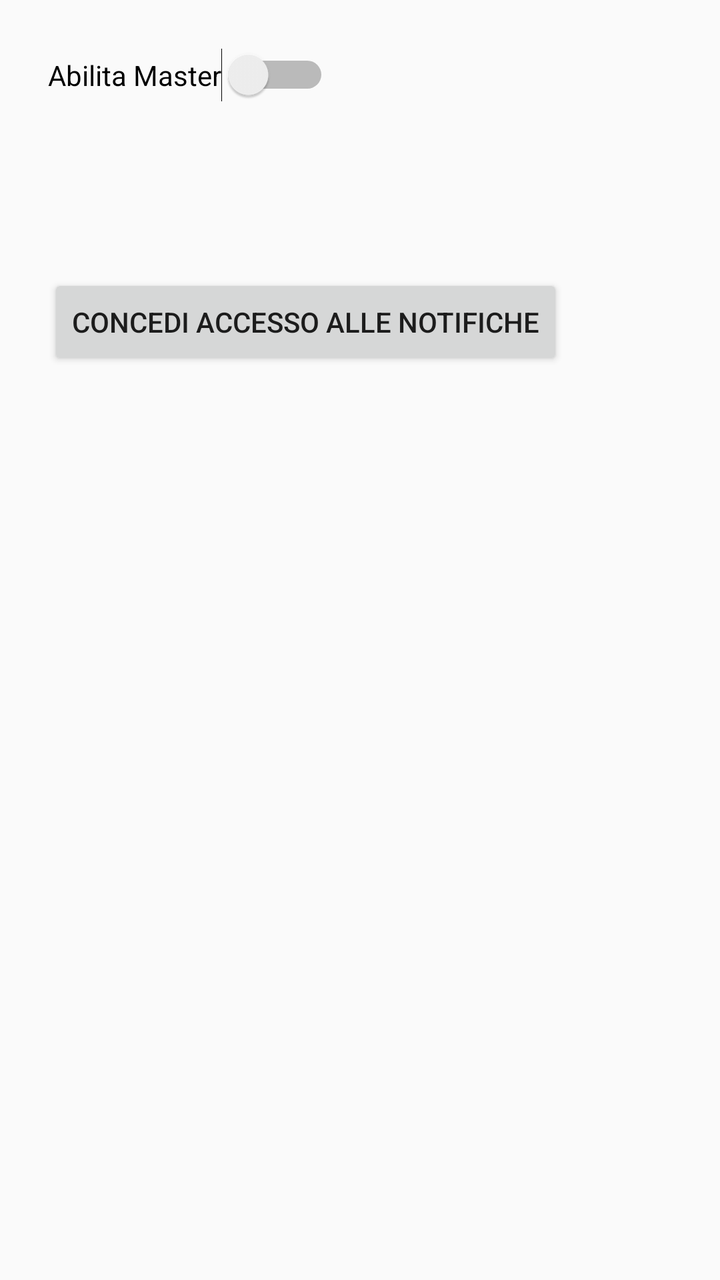
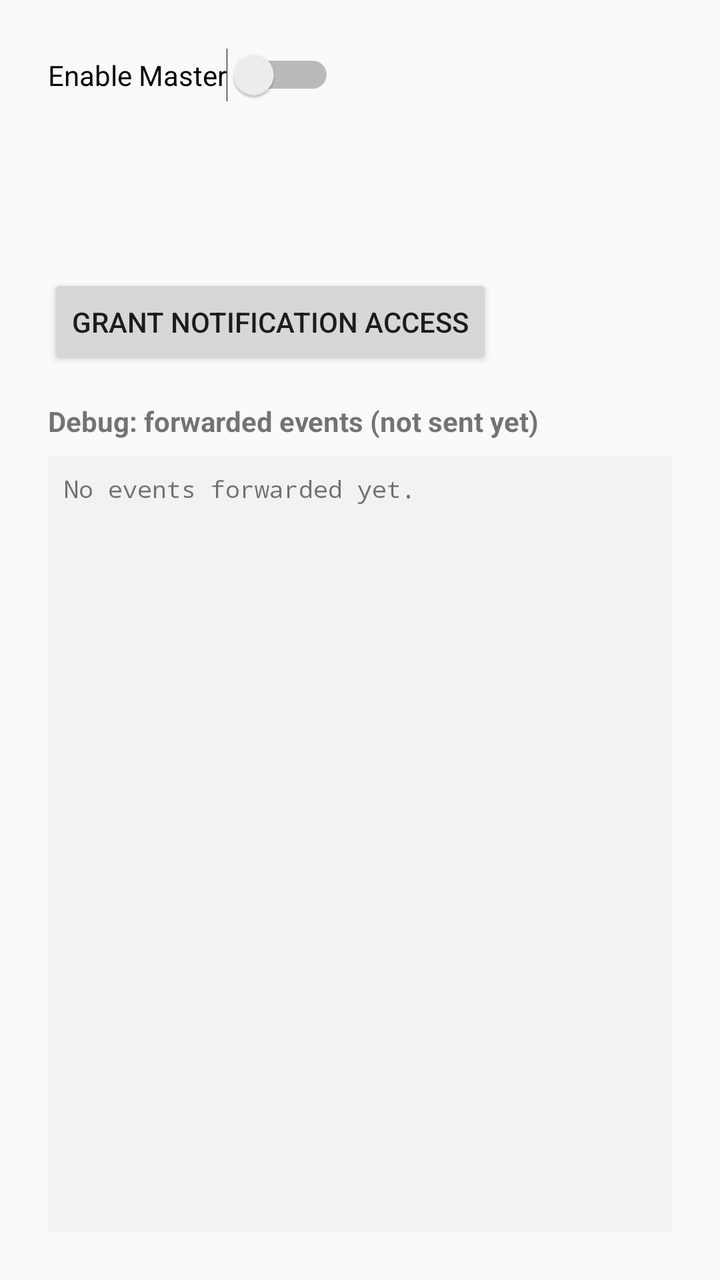

Before-and-after screenshots of an Android layout around one commit, followed by the original layout XML and the change that was made.
<!-- AndroidManifest.xml: application theme Theme.AppCompat.Light.DarkActionBar -->
<!-- res/layout/activity_main.xml -->
<?xml version="1.0" encoding="utf-8"?>
<LinearLayout xmlns:android="http://schemas.android.com/apk/res/android"
    android:layout_width="match_parent"
    android:layout_height="match_parent"
    android:orientation="vertical"
    android:padding="24dp">

    <Switch
        android:id="@+id/masterToggle"
        android:layout_width="wrap_content"
        android:layout_height="wrap_content"
        android:text="@string/master_toggle" />

    <TextView
        android:id="@+id/statusText"
        android:layout_width="wrap_content"
        android:layout_height="wrap_content"
        android:layout_marginTop="16dp" />

    <TextView
        android:id="@+id/accessText"
        android:layout_width="wrap_content"
        android:layout_height="wrap_content"
        android:layout_marginTop="16dp" />

    <Button
        android:id="@+id/grantAccessButton"
        android:layout_width="wrap_content"
        android:layout_height="wrap_content"
        android:layout_marginTop="16dp"
        android:text="@string/grant_access" />

</LinearLayout>
<!-- resources referenced by this layout -->
<resources>
  <string name="grant_access">Concedi accesso alle notifiche</string>
  <string name="master_toggle">Abilita Master</string>
</resources>

<!-- the commit's change to res/layout/activity_main.xml (unified diff, before → after) -->
@@ -30,4 +30,28 @@
         android:layout_marginTop="16dp"
         android:text="@string/grant_access" />
 
+    <TextView
+        android:layout_width="wrap_content"
+        android:layout_height="wrap_content"
+        android:layout_marginTop="16dp"
+        android:text="@string/debug_title"
+        android:textStyle="bold" />
+
+    <ScrollView
+        android:layout_width="match_parent"
+        android:layout_height="0dp"
+        android:layout_weight="1"
+        android:layout_marginTop="8dp"
+        android:background="#F2F2F2"
+        android:padding="8dp">
+
+        <TextView
+            android:id="@+id/debugText"
+            android:layout_width="match_parent"
+            android:layout_height="wrap_content"
+            android:fontFamily="monospace"
+            android:text="@string/debug_empty"
+            android:textSize="12sp" />
+    </ScrollView>
+
 </LinearLayout>
<!-- resource entries referenced after the edit -->
@@ -1,6 +1,8 @@
 <!-- resources referenced by this layout -->
 <resources>
-  <string name="grant_access">Concedi accesso alle notifiche</string>
-  <string name="master_toggle">Abilita Master</string>
+  <string name="debug_empty">No events forwarded yet.</string>
+  <string name="debug_title">Debug: forwarded events (not sent yet)</string>
+  <string name="grant_access">Grant notification access</string>
+  <string name="master_toggle">Enable Master</string>
 </resources>
 
